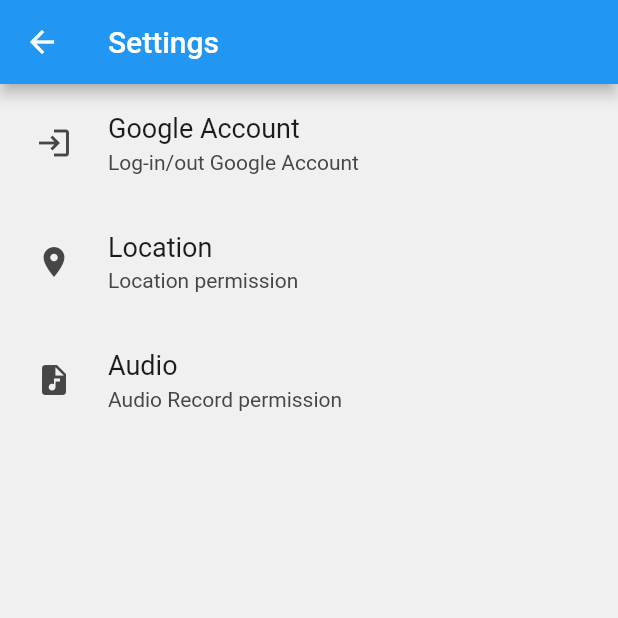
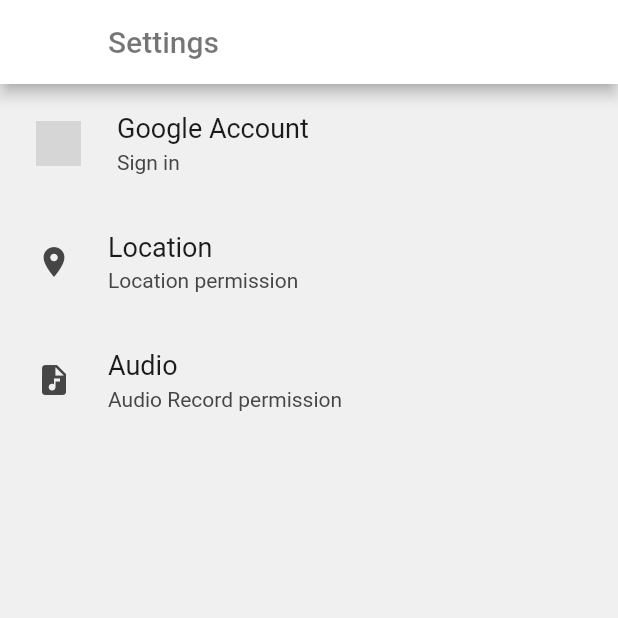
Before and after one commit to boy1089/JJUMA-diary, a Flutter app: the AndroidSettingsScreen screen opened by its route, on a phone screen of 412 x 824 dp, the top half of it. Run offline on Flutter 3.47's test engine with Material 2 defaults, Android fonts, the phone set to English and light mode, and no system bars; drawn by our look-alikes of settings_ui; our stand-ins replace csv, extended_image, firebase_auth, firebase_core, glob, google_sign_in and 3 more; missing offline and left inert: flutter_file_manager, flutter_sensors, googleapis, graphic, matrix2d, ml_dataframe and 2 more; accounts and stored records are empty; network calls fail; statements that could not run were skipped; grey boxes are pictures that could not be loaded.

Commit message:
Google Signin/out is implemented in SettingPage.dart
currentUser variable is moved to global

```diff
--- a/lib/Api/PhotoLibraryApiClient.dart
+++ b/lib/Api/PhotoLibraryApiClient.dart
@@ -23,6 +23,7 @@ import 'package:test_location_2nd/Permissions/GoogleAccountManager.dart';
 import 'package:intl/intl.dart';
 import 'package:path_provider/path_provider.dart';
 import 'package:flutter/foundation.dart';
+import 'package:test_location_2nd/global.dart' as global;
 
 class PhotosLibraryApiClient {
   GoogleAccountManager googleAccountManager;
@@ -42,7 +43,9 @@ class PhotosLibraryApiClient {
     final response = await http.post(
       Uri.parse("https://photoslibrary.googleapis.com/v1/mediaItems:search"),
       body: requestJson,
-      headers: await googleAccountManager.currentUser!.authHeaders,
+      // headers: await googleAccountManager.currentUser!.authHeaders,
+      headers: await global.currentUser!.authHeaders,
+
     );
 
     debugPrint("page token : ${jsonDecode(response.body)['nextPageToken']}");
--- a/lib/global.dart
+++ b/lib/global.dart
@@ -4,6 +4,7 @@
 
 
 import 'package:intl/intl.dart';
+import 'package:google_sign_in/google_sign_in.dart';
 
 DateTime selectedDate = DateTime(2022, 1, 1);
 
@@ -16,6 +17,8 @@ double monthPageScrollOffset = 0.0;
 int startYear = 2013;
 
 double kMinimumTimeDifferenceBetweenImages = 0.05; //unit is hour
+
+GoogleSignInAccount? currentUser;
 
 List<List<dynamic>> dummyData = [
   [0.0, 0.0, 0.0, 0.0, 0.0, 0.0, 0.0],
--- a/lib/main.dart
+++ b/lib/main.dart
@@ -18,6 +18,7 @@ import 'package:test_location_2nd/Note/NoteData.dart';
 import 'package:test_location_2nd/Data/DataManager.dart';
 import 'package:test_location_2nd/StateProvider.dart';
 import 'package:test_location_2nd/Sensor/SensorDataManager.dart';
+import 'pages/SignInPage.dart';
 
 void main() {
   WidgetsFlutterBinding.ensureInitialized();
@@ -43,7 +44,6 @@ class _MyAppState extends State<MyApp> {
   final dataAnalyzer = DataAnalyzer();
   final myTextController = TextEditingController();
   final googlePhotoDataManager = GooglePhotoDataManager();
-  // final dataReader = SensorDataReader();
   final googleAccountManager = GoogleAccountManager();
   final permissionManager = PermissionManager();
   late final photoLibraryApiClient =
@@ -72,6 +72,7 @@ class _MyAppState extends State<MyApp> {
             ),
         '/settings': (context) =>
             AndroidSettingsScreen(googleAccountManager, permissionManager),
+        '/signIn' : (context) => SignInScreen(),
       },
     );
   }
--- a/lib/pages/MainPage.dart
+++ b/lib/pages/MainPage.dart
@@ -110,7 +110,9 @@ class MainPageState extends State<MainPage> {
             Padding(
                 padding: const EdgeInsets.only(right: 20.0),
                 child: GestureDetector(
-                    onTap: () {},
+                    onTap: () {
+                      Navigator.pushNamed(context, '/settings');
+                    },
                     child: const Icon(Icons.settings_outlined,
                         color: Colors.black54)))
           ],
--- a/lib/pages/SettingPage.dart
+++ b/lib/pages/SettingPage.dart
@@ -1,50 +1,75 @@
 import 'package:test_location_2nd/Permissions/GoogleAccountManager.dart';
 import 'package:test_location_2nd/Permissions/PermissionManager.dart';
 
-import '../Permissions/GoogleAccountManager.dart';
 import 'android_notifications_screen.dart';
 import '../navigation.dart';
 import 'package:flutter/material.dart';
 import 'package:settings_ui/settings_ui.dart';
-import 'package:test_location_2nd/Permissions/GoogleAccountManager.dart';
-import 'package:test_location_2nd/Permissions/PermissionManager.dart';
+import 'package:test_location_2nd/global.dart' as global;
 
-class AndroidSettingsScreen extends StatelessWidget {
+class AndroidSettingsScreen extends StatefulWidget {
   // final GoogleAccountManager = googleAccountManager;
   //
   // static var googleAccountManager;
   var googleAccountManager;
-  var permissionManager;
-  AndroidSettingsScreen(GoogleAccountManager googleAccountManager, PermissionManager permissionManager, {
+  PermissionManager permissionManager;
+  AndroidSettingsScreen(
+    GoogleAccountManager googleAccountManager,
+    PermissionManager permissionManager, {
     Key? key,
-  }) : this.googleAccountManager = googleAccountManager,
-      this.permissionManager = permissionManager,
-       super(key: key);
-
+  })  : this.googleAccountManager = googleAccountManager,
+        this.permissionManager = permissionManager,
+        super(key: key);
 
   @override
+  State<AndroidSettingsScreen> createState() => _AndroidSettingsScreenState();
+}
+
+class _AndroidSettingsScreenState extends State<AndroidSettingsScreen> {
+  @override
   Widget build(BuildContext context) {
+    print("setting page build : ${global.currentUser}");
     return Scaffold(
-      appBar: AppBar(title: Text('Settings')),
+      appBar: AppBar(
+        title: Text(
+          'Settings',
+          style: TextStyle(color: Colors.black54),
+        ),
+        backgroundColor: Colors.white,
+      ),
       body: SettingsList(
+
         platform: DevicePlatform.android,
         sections: [
           SettingsSection(
             tiles: [
               SettingsTile(
-                onPressed: (context) => googleAccountManager.signInWithGoogle(),
+                onPressed: (context) async {
+                  await _onPressed(context);
+                  setState(() {});
+                },
                 title: Text('Google Account'),
-                description: Text('Log-in/out Google Account'),
-                leading: Icon(Icons.login),
+                description: global.currentUser == null
+                    ? Text('Sign in')
+                    : Text('Logged in with ${global.currentUser?.email}'),
+                leading: Container(
+                    width: 30,
+                    height: 30,
+                    child: Image.network(
+                        'http://pngimg.com/uploads/google/google_PNG19635.png',
+                        fit: BoxFit.cover)),
               ),
+
               SettingsTile(
-                onPressed: (context) => permissionManager.getLocationPermission(),
+                onPressed: (context) =>
+                    widget.permissionManager.getLocationPermission(),
                 title: Text('Location'),
                 description: Text('Location permission'),
                 leading: Icon(Icons.location_on),
               ),
               SettingsTile(
-                onPressed: (context) => permissionManager.getAudioPermission(),
+                onPressed: (context) =>
+                    widget.permissionManager.getAudioPermission(),
                 title: Text('Audio'),
                 description: Text('Audio Record permission'),
                 leading: Icon(Icons.audio_file),
@@ -56,6 +81,18 @@ class AndroidSettingsScreen extends StatelessWidget {
     );
   }
 
+  Future _onPressed(BuildContext context) async {
+    if (global.currentUser == null) {
+      await GoogleAccountManager.signInWithGoogle();
+      ScaffoldMessenger.of(context).showSnackBar(SnackBar(
+          content: Text("Signed in with ${global.currentUser?.email}")));
+    } else {
+      await GoogleAccountManager.signOut(context: context);
+      ScaffoldMessenger.of(context).showSnackBar(
+          SnackBar(content: Text("Signed out of google account")));
+    }
+  }
+
   void toNotificationsScreen(BuildContext context) {
     Navigation.navigateTo(
       context: context,
```
Also changed, not shown: lib/GoogleSignInButton.dart (added, +74 -0 lines), lib/Permissions/GoogleAccountManager.dart (+58 -7 lines), lib/pages/SignInPage.dart (added, +78 -0 lines).
